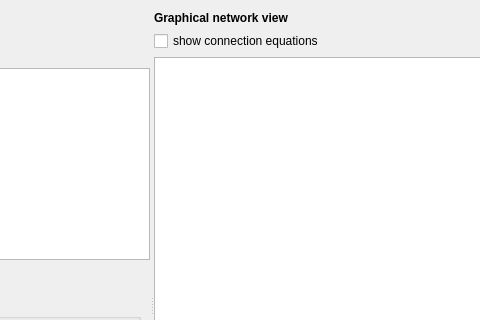
Before: the Qt Designer form MasterSimulatorUI/src/MSIMViewSlaves.ui in ghorwin/MasterSim, drawn with Qt 5; both pictures show x 462 to 942 and y 0 to 320 of the 1027 by 609 pixel window.
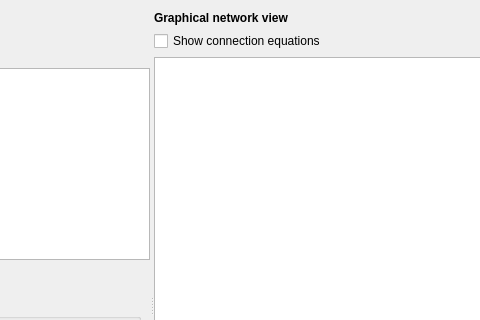
After: the same form once the commit is applied. Icons and pictures are not drawn. Custom widgets are drawn as their Qt base class.

Diff of the .ui file:
```diff
--- a/MasterSimulatorUI/src/MSIMViewSlaves.ui
+++ b/MasterSimulatorUI/src/MSIMViewSlaves.ui
@@ -302,7 +302,7 @@
           </sizepolicy>
          </property>
          <property name="text">
-          <string>show connection equations</string>
+          <string>Show connection equations</string>
          </property>
         </widget>
        </item>
```
